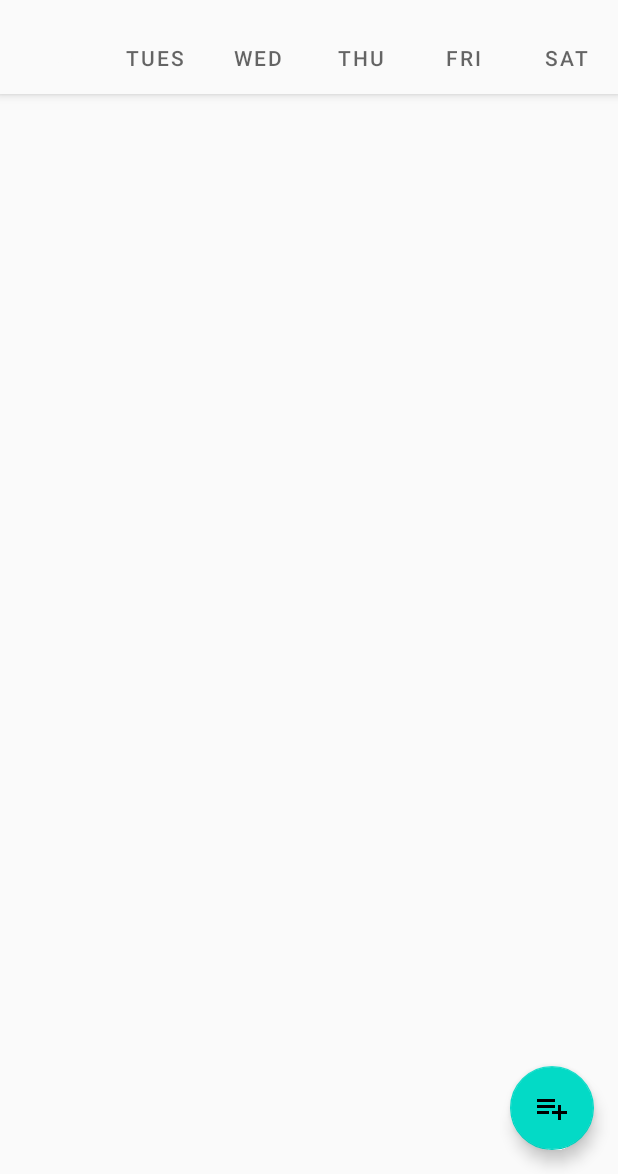
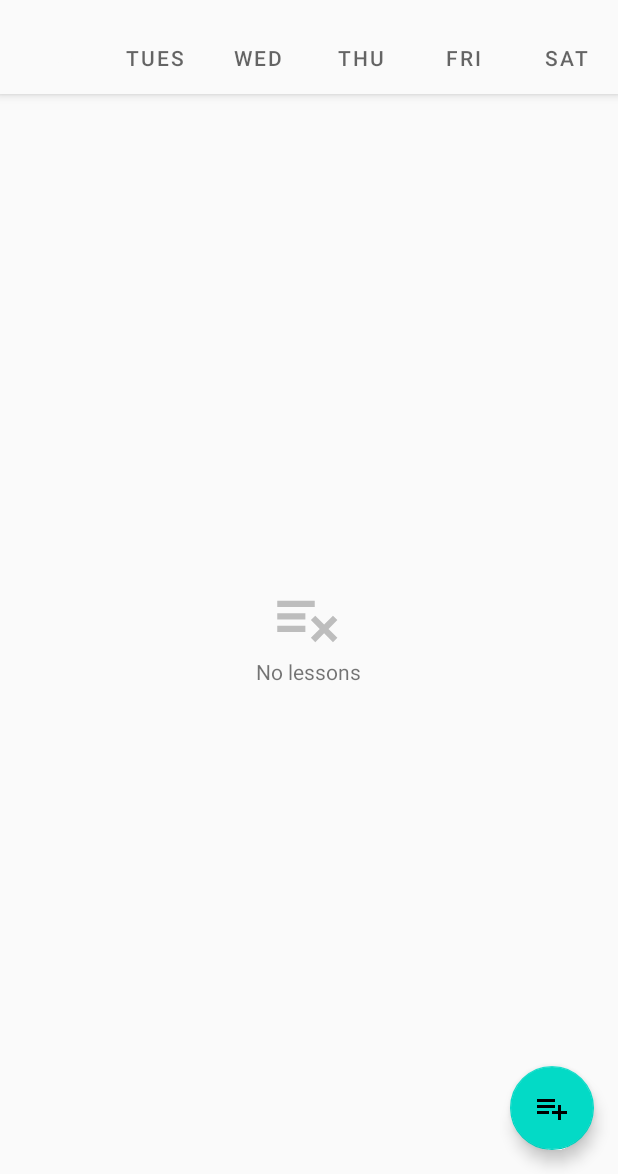
Before and after one commit to ShiryaevNikolay/AppSchedule, an Android app: the ScheduleFragment screen opened directly, with no data from a screen before it, on a phone screen of 412 x 824 dp, the part 62-1236 px from its top. Run offline under Robolectric (Android 15) with nearby library versions, the phone set to English and light mode, and no system bars; our stand-ins replace Dagger/Hilt's generated code, Room's generated code; libraries missing offline, so code that uses them is left out: it.xabaras.android.

Commit message:
Implemented removing an item from schedule list

```diff
--- a/app/src/main/java/com/example/schedule/adapters/ScheduleAdapter.kt
+++ b/app/src/main/java/com/example/schedule/adapters/ScheduleAdapter.kt
@@ -13,7 +13,7 @@ import com.example.schedule.util.RequestCode
 import kotlinx.android.synthetic.main.item_schedule_rv.view.*
 
 class ScheduleAdapter(
-    private var listSchedule: List<Schedule>,
+    private var listSchedule: ArrayList<Schedule>,
     private var fromActivity: Int
 ) : RecyclerView.Adapter<ScheduleAdapter.ScheduleViewHolder>() {
 
--- /dev/null
+++ b/app/src/main/java/com/example/schedule/interfaces/DialogRemoveListener.kt
@@ -0,0 +1,6 @@
+package com.example.schedule.interfaces
+
+interface DialogRemoveListener {
+    fun onClickPositiveBtn(position: Int)
+    fun onClickNegativeBtn(position: Int)
+}
--- /dev/null
+++ b/app/src/main/res/drawable/ic_list_remove.xml
@@ -0,0 +1,8 @@
+<!-- drawable/playlist_remove.xml -->
+<vector xmlns:android="http://schemas.android.com/apk/res/android"
+    android:height="24dp"
+    android:width="24dp"
+    android:viewportWidth="24"
+    android:viewportHeight="24">
+    <path android:fillColor="@color/gray_400" android:pathData="M2,6V8H14V6H2M2,10V12H11V10H2M14.17,10.76L12.76,12.17L15.59,15L12.76,17.83L14.17,19.24L17,16.41L19.83,19.24L21.24,17.83L18.41,15L21.24,12.17L19.83,10.76L17,13.59L14.17,10.76M2,14V16H11V14H2Z" />
+</vector>
--- a/app/src/main/res/layout/fr_schedule.xml
+++ b/app/src/main/res/layout/fr_schedule.xml
@@ -2,6 +2,25 @@
 <RelativeLayout
     xmlns:android="http://schemas.android.com/apk/res/android" android:layout_width="match_parent"
     android:layout_height="match_parent">
+
+    <LinearLayout
+        android:id="@+id/ll_no_lesson_fr_schedule"
+        android:orientation="vertical"
+        android:layout_width="match_parent"
+        android:layout_height="match_parent"
+        android:gravity="center">
+
+        <ImageView
+            android:layout_width="50dp"
+            android:layout_height="50dp"
+            android:src="@drawable/ic_list_remove"/>
+
+        <TextView
+            android:layout_width="wrap_content"
+            android:layout_height="wrap_content"
+            android:text="@string/no_lesson"
+            android:gravity="center" />
+    </LinearLayout>
 
     <androidx.recyclerview.widget.RecyclerView
         android:id="@+id/recyclerView"
--- a/app/src/main/res/values/strings.xml
+++ b/app/src/main/res/values/strings.xml
@@ -32,8 +32,11 @@
     <string name="every_week">Every week</string>
 
     <string name="title_dialog_select_week">Select week</string>
+    <string name="title_dialog_remove_schedule">Remove schedule</string>
 
     <string name="btn_cancel">Cancel</string>
     <string name="btn_add">Add</string>
     <string name="btn_remove">Remove</string>
+
+    <string name="no_lesson">No lessons</string>
 </resources>
```
Also changed, not shown: app/src/main/java/com/example/schedule/dialogs/CustomDialog.kt (added, +38 -0 lines), app/src/main/java/com/example/schedule/fragments/ScheduleFragment.kt (+52 -7 lines), app/src/main/res/layout/dialog_delete.xml (added, +40 -0 lines).
